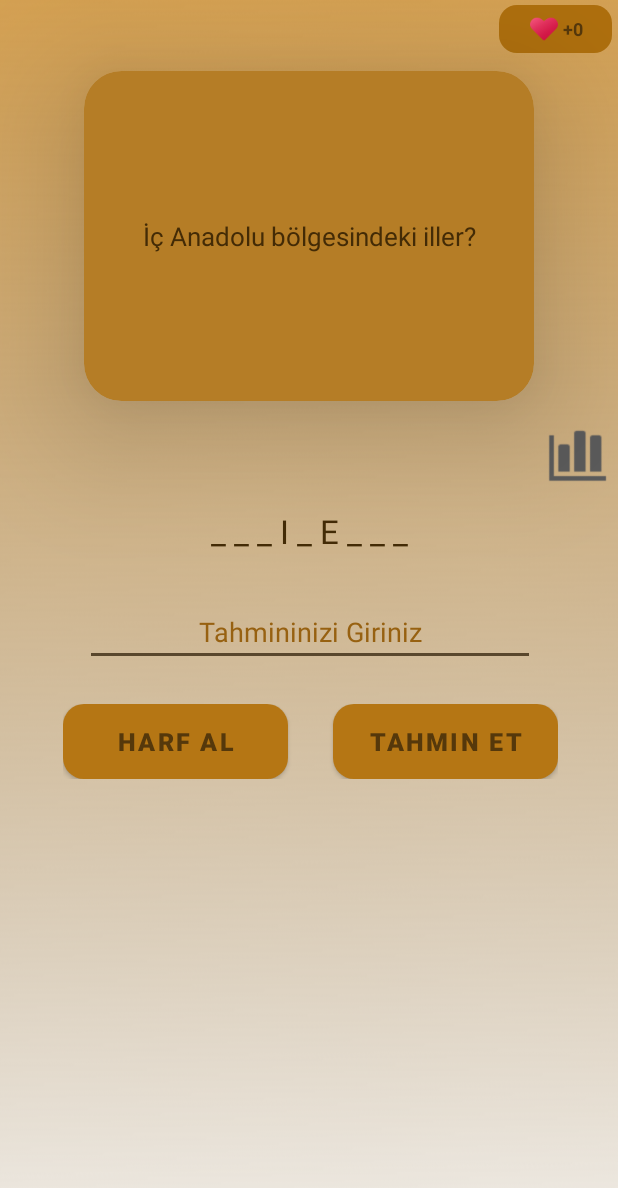
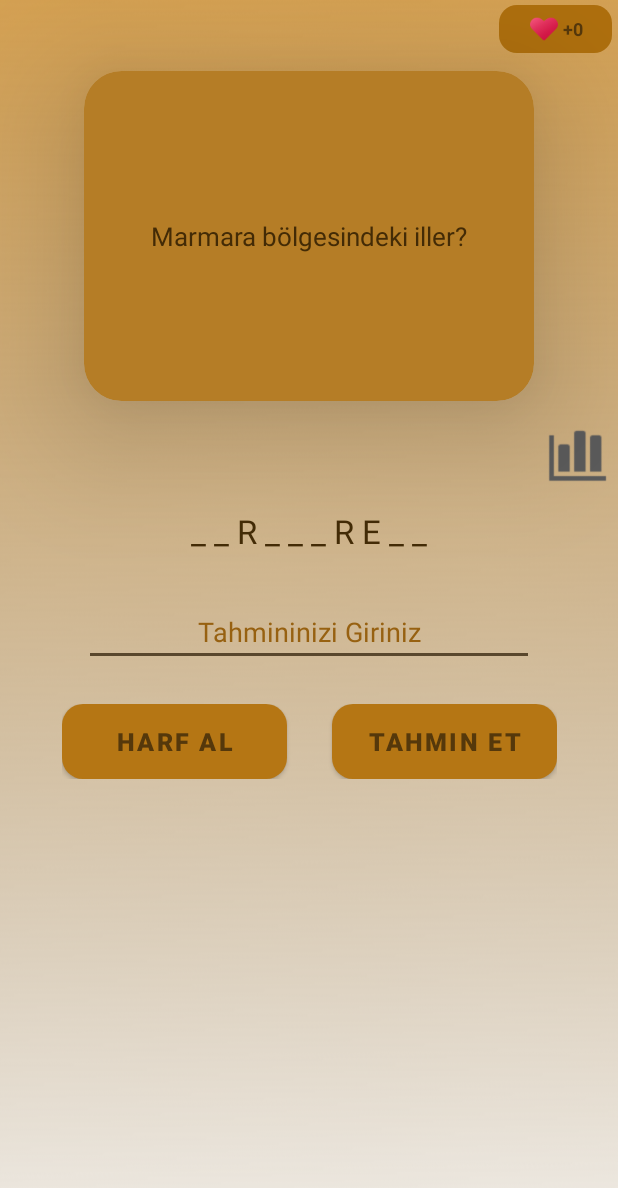
Before and after one commit to NazmiCyln/KnowTheWord, an Android app: the screen it shows after launch (PlayActivity), after a tap on "HEMEN OYNA", on a phone screen of 412 x 824 dp. Shown: the top 1188 px of the screen. Run offline under Robolectric (Android 15) with nearby library versions, the phone set to English and light mode, and no system bars; our stand-ins replace AdMob, CircleImageView; libraries missing offline, so code that uses them is left out: com.android.billingclient; 3 statements that could not run were skipped.

Commit message:
questions add

```diff
--- a/app/src/main/java/com/example/kelimebilmece/SplashScreenActivity.java
+++ b/app/src/main/java/com/example/kelimebilmece/SplashScreenActivity.java
@@ -21,20 +21,40 @@ public class SplashScreenActivity extends AppCompatActivity {
 
     //Sorular için listeler
     private String[] sorularList = {"Mutfakta iş yaparken veya yemek yerken kullanılan aletler nelerdir?",
-    "İç Anadolu bölgesindeki iller?"};
-    private String[] sorularKodList = {"mutfakS1", "illerS1"};
+    "İç Anadolu bölgesindeki iller?", "Marmara bölgesindeki iller?", "En fazla il hangi bölgemizde bulunur?",
+            "Bilgisayar markaları?", "Telefon markaları?"};
+    private String[] sorularKodList = {"mutfakS1", "illerS1", "illerS2", "bölge1", "pc", "tel"};
 
     //Kelimeler için listeler
     private String[] kelimelerList = {"Çatal", "Kaşık", "Bıçak", "Tabak", "Tencere", "Tava", "Çaydanlık", "Süzgeç",
 
     "Aksaray", "Ankara", "Çankırı", "Eskişehir", "Karaman", "Kayseri", "Kırıkkale", "Kırşehir", "Konya", "Nevşehir",
-            "Niğde", "Sivas", "Yozgat"};
+            "Niğde", "Sivas", "Yozgat",
+
+    "İstanbul", "Edirne", "Kırklareli", "Tekirdağ", "Çanakkale", "Kocaeli", "Yalova", "Sakarya", "Bilecik", "Bursa", "Balıkesir",
+
+            "Karadeniz",
+
+            "Lenovo", "Hp", "Dell", "Acer", "Asus", "Apple", "Razer", "Msı", "Samsung", "Huawei", "Casper", "Monster",
+            "Toshiba", "Microsoft", "Honor", "Gigabyte",
+
+            "Samsung", "Xiaomi", "Apple", "Oppo", "Huawei", "Lg", "Nokia", "Honor", "Htc", "Meizu", "OnePlus", "Tcl", "Asus", "Poco",
+    };
 
     private String[] kelimelerKodList = {"mutfakS1", "mutfakS1", "mutfakS1", "mutfakS1", "mutfakS1", "mutfakS1", "mutfakS1",
             "mutfakS1",
 
             "illerS1", "illerS1", "illerS1", "illerS1", "illerS1", "illerS1", "illerS1", "illerS1", "illerS1", "illerS1",
-            "illerS1", "illerS1", "illerS1"};
+            "illerS1", "illerS1", "illerS1",
+
+            "illerS2", "illerS2", "illerS2", "illerS2", "illerS2", "illerS2", "illerS2", "illerS2", "illerS2", "illerS2", "illerS2",
+
+            "bölge1",
+
+            "pc", "pc", "pc", "pc", "pc", "pc", "pc", "pc", "pc", "pc", "pc", "pc", "pc", "pc", "pc", "pc",
+
+            "tel", "tel", "tel", "tel", "tel", "tel", "tel", "tel", "tel", "tel", "tel", "tel", "tel", "tel",
+    };
 
 
     private ProgressBar mProgress;
--- a/build.gradle
+++ b/build.gradle
@@ -5,7 +5,7 @@ buildscript {
         mavenCentral()
     }
     dependencies {
-        classpath 'com.android.tools.build:gradle:7.0.3'
+        classpath 'com.android.tools.build:gradle:7.0.4'
 
         // NOTE: Do not place your application dependencies here; they belong
         // in the individual module build.gradle files
```
